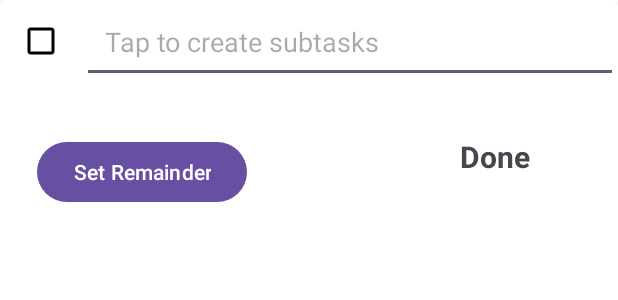
After one commit to 48Shruti/NoteAlways, an Android app: the layout bottomsheet_todo.xml on its own in the app's theme, with its tools: preview values and no code run, on a phone screen of 412 x 824 dp. The commit adds this screen. Shown: the top 300 px of the screen. Run offline under Robolectric (Android 15) with nearby library versions, the phone set to English and light mode, and no system bars.

Commit message:
bottomsheet to add todo

```diff
--- a/app/src/main/java/com/shruti/notealways/TodoDataClass.kt
+++ b/app/src/main/java/com/shruti/notealways/TodoDataClass.kt
@@ -1,4 +1,4 @@
 package com.shruti.notealways
 
-class TodoDataClass {
-}
+data class TodoDataClass(val name : String ?= null,
+    val id :String ?= null)
--- a/app/src/main/java/com/shruti/notealways/TodoInterface.kt
+++ b/app/src/main/java/com/shruti/notealways/TodoInterface.kt
@@ -1,4 +1,7 @@
 package com.shruti.notealways
 
-class TodoInterface {
+import android.icu.text.Transliterator.Position
+
+interface TodoInterface {
+    fun delete (notesDataClass: NotesDataClass,position: Position)
 }
--- /dev/null
+++ b/app/src/main/res/drawable/baseline_check_box_outline_blank_24.xml
@@ -0,0 +1,5 @@
+<vector android:height="24dp" android:tint="#000000"
+    android:viewportHeight="24" android:viewportWidth="24"
+    android:width="24dp" xmlns:android="http://schemas.android.com/apk/res/android">
+    <path android:fillColor="@android:color/white" android:pathData="M19,5v14H5V5h14m0,-2H5c-1.1,0 -2,0.9 -2,2v14c0,1.1 0.9,2 2,2h14c1.1,0 2,-0.9 2,-2V5c0,-1.1 -0.9,-2 -2,-2z"/>
+</vector>
--- /dev/null
+++ b/app/src/main/res/layout/bottomsheet_todo.xml
@@ -0,0 +1,85 @@
+<?xml version="1.0" encoding="utf-8"?>
+<androidx.cardview.widget.CardView xmlns:android="http://schemas.android.com/apk/res/android"
+    android:layout_width="match_parent"
+    android:layout_height="match_parent"
+    xmlns:app="http://schemas.android.com/apk/res-auto"
+    android:elevation="@dimen/size_10dp"
+    app:cardCornerRadius="@dimen/size_5dp">
+    <LinearLayout
+        android:layout_width="match_parent"
+        android:layout_height="match_parent"
+        android:orientation="vertical">
+    <LinearLayout
+        android:layout_width="match_parent"
+        android:layout_height="wrap_content"
+        android:orientation="horizontal">
+        <ImageView
+
+            android:layout_width="wrap_content"
+            android:layout_height="wrap_content"
+            android:src="@drawable/baseline_check_box_outline_blank_24"
+            android:padding="@dimen/size_15dp"/>
+        <EditText
+            android:layout_width="match_parent"
+            android:layout_height="wrap_content"
+            android:padding="@dimen/size_15dp"
+            android:hint="@string/create_todo_enter"
+            android:id="@+id/ettodo"/>
+    </LinearLayout>
+        <androidx.constraintlayout.widget.ConstraintLayout
+            android:layout_width="match_parent"
+            android:layout_height="wrap_content"
+            android:orientation="horizontal"
+            android:paddingTop="@dimen/size_30dp">
+            <androidx.constraintlayout.widget.Guideline
+                android:layout_width="wrap_content"
+                android:layout_height="wrap_content"
+                android:orientation="vertical"
+                app:layout_constraintGuide_percent=".10"
+                android:id="@+id/guide_v_10"/>
+            <androidx.constraintlayout.widget.Guideline
+                android:layout_width="wrap_content"
+                android:layout_height="wrap_content"
+                android:orientation="horizontal"
+                app:layout_constraintGuide_percent=".10"
+                android:id="@+id/guide_h_10"/>
+            <androidx.constraintlayout.widget.Guideline
+                android:layout_width="wrap_content"
+                android:layout_height="wrap_content"
+                android:orientation="vertical"
+                app:layout_constraintGuide_percent=".40"
+                android:id="@+id/guide_v_40"/>
+            <androidx.constraintlayout.widget.Guideline
+                android:layout_width="wrap_content"
+                android:layout_height="wrap_content"
+                android:orientation="vertical"
+                app:layout_constraintGuide_percent=".7"
+                android:id="@+id/guide_v_70"/>
+            <androidx.constraintlayout.widget.Guideline
+                android:layout_width="wrap_content"
+                android:layout_height="wrap_content"
+                android:orientation="vertical"
+                app:layout_constraintGuide_percent=".9"
+                android:id="@+id/guide_v_90"/>
+            <Button
+                android:layout_width="0dp"
+                android:layout_height="wrap_content"
+                app:layout_constraintStart_toStartOf="@id/guide_h_10"
+                app:layout_constraintEnd_toEndOf="@id/guide_v_40"
+                app:layout_constraintTop_toTopOf="@id/guide_h_10"
+                android:text="@string/setReminder"/>
+            <TextView
+                android:layout_width="wrap_content"
+                android:layout_height="wrap_content"
+                android:text="@string/done"
+                app:layout_constraintTop_toTopOf="@id/guide_h_10"
+                app:layout_constraintStart_toStartOf="@id/guide_v_70"
+                android:onClick="onClick"
+                android:clickable="true"
+                app:layout_constraintEnd_toEndOf="@id/guide_v_90"
+                android:textStyle="bold"
+                android:textSize="@dimen/size_20dp"/>
+        </androidx.constraintlayout.widget.ConstraintLayout>
+    </LinearLayout>
+
+</androidx.cardview.widget.CardView>
--- a/app/src/main/res/layout/fragment_main.xml
+++ b/app/src/main/res/layout/fragment_main.xml
@@ -115,6 +115,7 @@
                         <LinearLayout
                             android:layout_width="match_parent"
                             android:layout_height="match_parent"
+                            android:id="@+id/todoList"
                             android:orientation="vertical">
                                 <ImageView
                                     android:layout_width="70dp"
--- a/app/src/main/res/layout/fragment_todo.xml
+++ b/app/src/main/res/layout/fragment_todo.xml
@@ -4,4 +4,8 @@
     android:layout_width="match_parent"
     android:layout_height="match_parent"
     tools:context=".TodoFragment">
+    <androidx.recyclerview.widget.RecyclerView
+        android:layout_width="match_parent"
+        android:layout_height="match_parent"
+        android:id="@+id/recycler"/>
 </LinearLayout>
--- a/app/src/main/res/values/strings.xml
+++ b/app/src/main/res/values/strings.xml
@@ -18,4 +18,7 @@
     <string name="notes">Notes</string>
     <string name="todo">To-Do</string>
     <string name="create_notes">Create Notes</string>
+    <string name="create_todo_enter">Tap to create subtasks</string>
+    <string name="done">Done</string>
+    <string name="setReminder">Set Remainder</string>
 </resources>
```
Also changed, not shown: app/src/main/java/com/shruti/notealways/MainFragment.kt (+11 -2 lines), app/src/main/java/com/shruti/notealways/TodoAdapter.kt (+24 -1 lines), app/src/main/res/layout/fragment_add_todo.xml (+2 -7 lines), app/src/main/res/layout/fragment_bottomsheet.xml (+11 -4 lines), app/src/main/res/layout/todo_layout_view.xml (+23 -3 lines), app/src/main/res/navigation/nav_graph.xml (+8 -0 lines).
